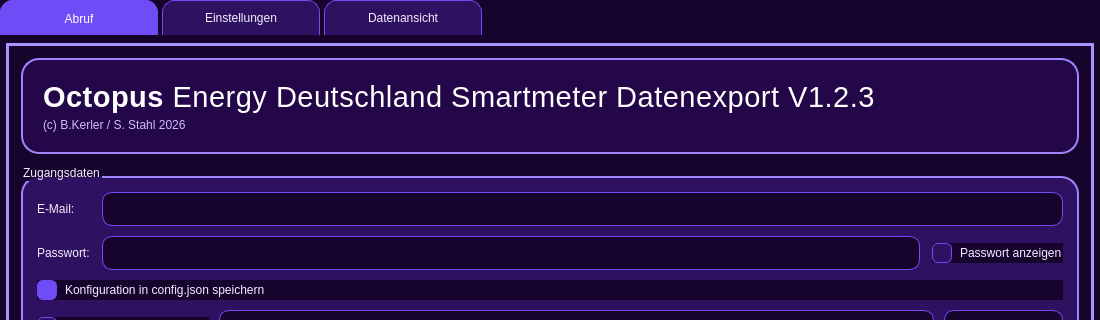
Before: the Qt Designer form octopusdetool/octopusdetool_gui.ui in bkerler/octopusdetool, drawn with Qt 5; both pictures show x 0 to 1100 and y 0 to 320 of the 1100 by 860 pixel window.
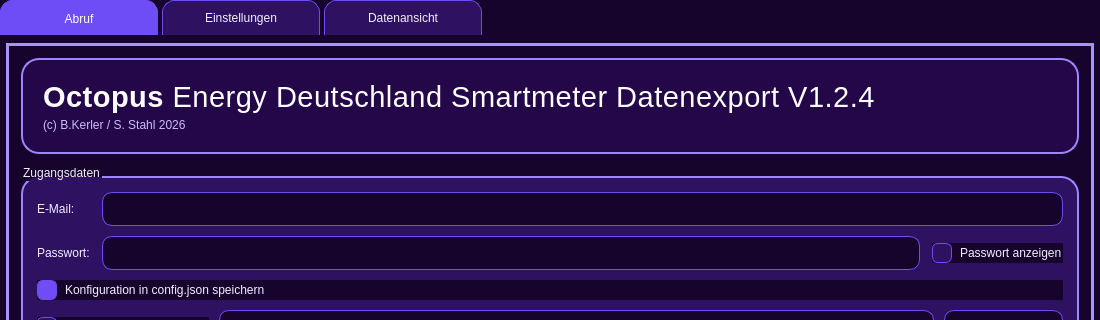
After: the same form once the commit is applied.

What changed in the file:
```diff
--- a/octopusdetool/octopusdetool_gui.ui
+++ b/octopusdetool/octopusdetool_gui.ui
@@ -533,7 +533,7 @@
               <item>
                <widget class="QLabel" name="heroTitleLabel">
                 <property name="text">
-                 <string>&lt;html&gt;&lt;head/&gt;&lt;body&gt;&lt;p&gt;&lt;span style=&quot;font-family:'Ubuntu Sans'; font-size:22pt; font-weight:700; color:#ffffff;&quot;&gt;Octopus&lt;/span&gt;&lt;span style=&quot;font-family:'Ubuntu Sans'; font-size:22pt; font-weight:300; color:#ffffff;&quot;&gt; Energy Deutschland Smartmeter Datenexport V1.2.3&lt;/span&gt;&lt;/p&gt;&lt;/body&gt;&lt;/html&gt;</string>
+                 <string>&lt;html&gt;&lt;head/&gt;&lt;body&gt;&lt;p&gt;&lt;span style=&quot;font-family:'Ubuntu Sans'; font-size:22pt; font-weight:700; color:#ffffff;&quot;&gt;Octopus&lt;/span&gt;&lt;span style=&quot;font-family:'Ubuntu Sans'; font-size:22pt; font-weight:300; color:#ffffff;&quot;&gt; Energy Deutschland Smartmeter Datenexport V1.2.4&lt;/span&gt;&lt;/p&gt;&lt;/body&gt;&lt;/html&gt;</string>
                 </property>
                 <property name="wordWrap">
                  <bool>true</bool>
```
Left out of the diff: 2 changed lines with no effect on the pictures.
